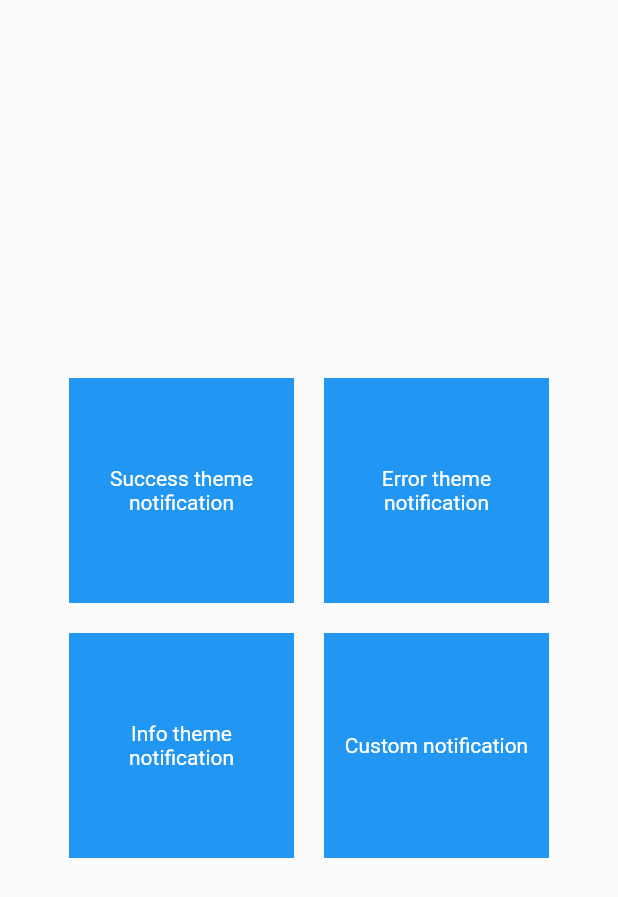
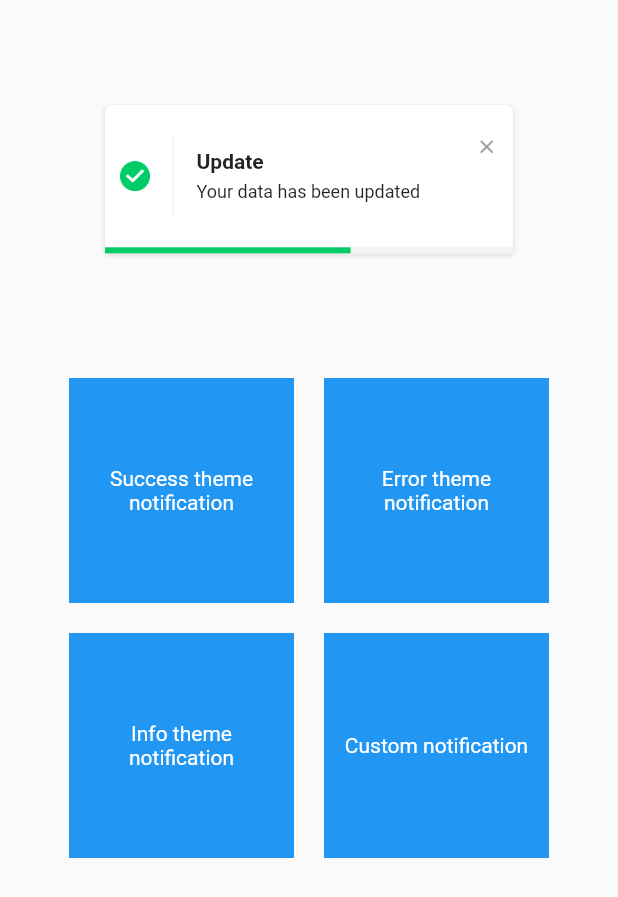
Before and after one commit to koukibadr/Elegant-Notification, a Flutter app: the screen it shows after launch, after a tap on "Success theme notification", on a phone screen of 412 x 824 dp. Shown: the top 897 px of the screen. Run offline on Flutter 3.47's test engine with Material 2 defaults, Android fonts, the phone set to English and light mode, and no system bars.

Commit message:
fix package example code errors

```diff
--- a/example/lib/main.dart
+++ b/example/lib/main.dart
@@ -36,7 +36,7 @@ class ExampleApp extends StatelessWidget {
                 onTap: () {
                   ElegantNotification.success(
                     title: Text('Update'),
-                    description: 'Your data has been updated',
+                    description: Text('Your data has been updated'),
                   ).show(context);
                 },
                 child: Container(
@@ -62,7 +62,7 @@ class ExampleApp extends StatelessWidget {
                 onTap: () {
                   ElegantNotification.error(
                     title: Text('Error'),
-                    description: 'Please verifiy your data',
+                    description: Text('Please verifiy your data'),
                   ).show(context);
                 },
                 child: Container(
@@ -93,7 +93,7 @@ class ExampleApp extends StatelessWidget {
                 onTap: () {
                   ElegantNotification.info(
                     title: Text('Info'),
-                    description: 'This account will be updated once you exit',
+                    description: Text('This account will be updated once you exit'),
                     showProgressIndicator: false,
                   ).show(context);
                 },
@@ -126,7 +126,7 @@ class ExampleApp extends StatelessWidget {
                       ),
                     ),
                     description:
-                        'A new version is available to you please update.',
+                        Text('A new version is available to you please update.'),
                     icon: Icon(
                       Icons.access_alarm,
                       color: Colors.orange,
```
